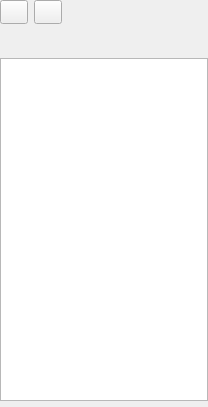
This is list.ui in HappySeaFox/phrasebooks as Qt 5 draws it before an edit. The edited form follows.
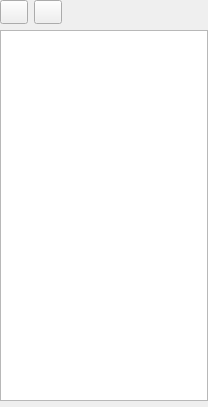
This is the edited form. Icons and pictures are not drawn. Custom widgets are drawn as their Qt base class.

```diff
--- a/list.ui
+++ b/list.ui
@@ -24,30 +24,6 @@
    <property name="bottomMargin">
     <number>0</number>
    </property>
-   <item row="4" column="0">
-    <widget class="MiniInput" name="widgetInput" native="true"/>
-   </item>
-   <item row="1" column="0">
-    <widget class="QWidget" name="widgetButtons" native="true">
-     <layout class="QGridLayout" name="gridLayout_6">
-      <property name="leftMargin">
-       <number>0</number>
-      </property>
-      <property name="topMargin">
-       <number>0</number>
-      </property>
-      <property name="rightMargin">
-       <number>0</number>
-      </property>
-      <property name="bottomMargin">
-       <number>2</number>
-      </property>
-      <property name="spacing">
-       <number>0</number>
-      </property>
-     </layout>
-    </widget>
-   </item>
    <item row="0" column="0">
     <layout class="QHBoxLayout" name="horizontalLayout">
      <item>
@@ -103,12 +79,12 @@
        </property>
       </spacer>
      </item>
+     <item>
+      <widget class="QLabel" name="labelListHeader"/>
+     </item>
     </layout>
    </item>
    <item row="2" column="0">
-    <widget class="QLabel" name="labelListHeader"/>
-   </item>
-   <item row="3" column="0">
     <widget class="QListWidget" name="list">
      <property name="sizePolicy">
       <sizepolicy hsizetype="Expanding" vsizetype="Expanding">
@@ -124,6 +100,9 @@
      </property>
     </widget>
    </item>
+   <item row="3" column="0">
+    <widget class="MiniInput" name="widgetInput" native="true"/>
+   </item>
   </layout>
  </widget>
  <customwidgets>
```
